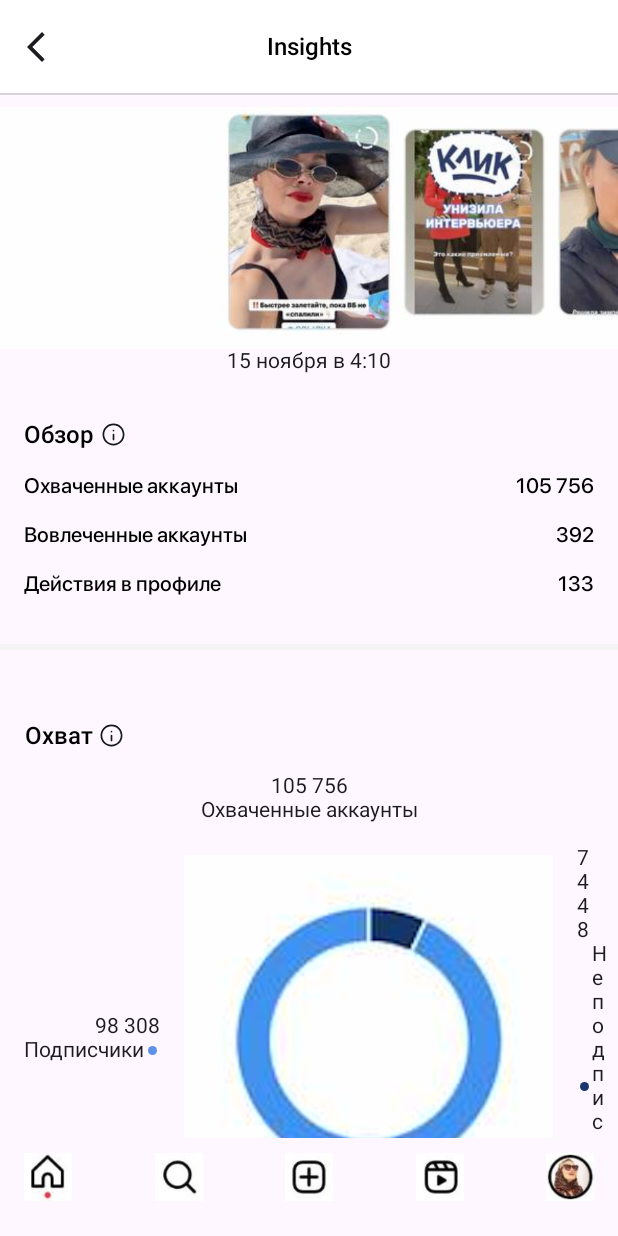
After one commit to segaman21/NewInsta, an Android app built with Jetpack Compose: the composable StatsScreen shown on its own in the app's theme, on a phone screen of 412 x 824 dp. The commit adds this screen. Run offline under Robolectric (Android 15) with nearby library versions, the phone set to English and light mode, and no system bars.

Commit message:
stats screen

```diff
--- a/app/src/main/java/com/example/myapplication/ContentActivity.kt
+++ b/app/src/main/java/com/example/myapplication/ContentActivity.kt
@@ -19,7 +19,6 @@ import androidx.compose.foundation.lazy.grid.GridCells
 import androidx.compose.foundation.lazy.grid.GridItemSpan
 import androidx.compose.foundation.lazy.grid.LazyVerticalGrid
 import androidx.compose.foundation.shape.RoundedCornerShape
-import androidx.compose.material3.MaterialTheme
 import androidx.compose.material3.Surface
 import androidx.compose.material3.Text
 import androidx.compose.runtime.Composable
--- a/app/src/main/java/com/example/myapplication/SettingsScreenViews.kt
+++ b/app/src/main/java/com/example/myapplication/SettingsScreenViews.kt
@@ -1,5 +1,6 @@
 package com.example.myapplication
 
+import androidx.annotation.DrawableRes
 import androidx.compose.foundation.Image
 import androidx.compose.foundation.background
 import androidx.compose.foundation.clickable
@@ -35,6 +36,7 @@ internal fun MainToolbar(
     onBackArrowClick: (() -> Unit)? = null,
     onqwe: (() -> Unit)? = null,
     image: Painter? = null,
+    @DrawableRes backButtonRes: Int = R.drawable.ic_arrow_left
 ) {
     Row(
         modifier = modifier
@@ -51,7 +53,7 @@ internal fun MainToolbar(
                     modifier = Modifier
                 ) {
                     Icon(
-                        painter = painterResource(id = R.drawable.ic_arrow_left),
+                        painter = painterResource(id = backButtonRes),
                         contentDescription = null
                     )
                 }
--- /dev/null
+++ b/app/src/main/java/com/example/myapplication/StatsScreen.kt
@@ -0,0 +1,292 @@
+package com.example.myapplication
+
+import androidx.annotation.DrawableRes
+import androidx.compose.foundation.Image
+import androidx.compose.foundation.background
+import androidx.compose.foundation.layout.Arrangement
+import androidx.compose.foundation.layout.Box
+import androidx.compose.foundation.layout.Column
+import androidx.compose.foundation.layout.PaddingValues
+import androidx.compose.foundation.layout.Row
+import androidx.compose.foundation.layout.Spacer
+import androidx.compose.foundation.layout.fillMaxSize
+import androidx.compose.foundation.layout.fillMaxWidth
+import androidx.compose.foundation.layout.height
+import androidx.compose.foundation.layout.padding
+import androidx.compose.foundation.layout.size
+import androidx.compose.foundation.rememberScrollState
+import androidx.compose.foundation.shape.CircleShape
+import androidx.compose.foundation.verticalScroll
+import androidx.compose.material3.Scaffold
+import androidx.compose.material3.Surface
+import androidx.compose.material3.Text
+import androidx.compose.runtime.Composable
+import androidx.compose.ui.Alignment
+import androidx.compose.ui.Alignment.Companion.CenterHorizontally
+import androidx.compose.ui.Alignment.Companion.CenterVertically
+import androidx.compose.ui.Modifier
+import androidx.compose.ui.draw.clip
+import androidx.compose.ui.graphics.Color
+import androidx.compose.ui.layout.ContentScale
+import androidx.compose.ui.res.painterResource
+import androidx.compose.ui.text.TextStyle
+import androidx.compose.ui.text.font.FontWeight
+import androidx.compose.ui.text.style.TextAlign
+import androidx.compose.ui.tooling.preview.Preview
+import androidx.compose.ui.unit.Dp
+import androidx.compose.ui.unit.dp
+import androidx.compose.ui.unit.sp
+import androidx.navigation.NavController
+import com.example.myapplication.ui.theme.FitnessTheme
+import com.example.myapplication.ui.theme.MyColors
+
+@Composable
+fun StatsScreen(navController: NavController? = null) {
+    FitnessTheme {
+        // A surface container using the 'background' color from the theme
+        Surface(
+            modifier = Modifier.fillMaxSize(),
+            color = MyColors.Surface
+        ) {
+            Scaffold(
+                topBar = {
+                    Box(Modifier.fillMaxWidth()) {
+                        MainToolbar(
+                            title = "",
+                            backButtonRes = R.drawable.ic_back,
+                            onBackArrowClick = { navController?.popBackStack() }
+                        )
+                        Text(
+                            text = "Insights",
+                            modifier = Modifier.align(Alignment.Center),
+                            textAlign = TextAlign.Center,
+                            style = FitnessTheme.textStyles.title.copy(
+                                fontSize = 16.sp,
+                                fontWeight = FontWeight.W500
+                            )
+                        )
+                    }
+                },
+                content = { Content(it) },
+                bottomBar = { BottomBar() }
+            )
+        }
+    }
+}
+
+@Composable
+private fun Content(paddingValues: PaddingValues) {
+    Column(
+        Modifier
+            .padding(paddingValues)
+            .fillMaxWidth()
+            .verticalScroll(rememberScrollState())
+    ) {
+        Separator()
+        Image(
+            contentScale = ContentScale.FillWidth,
+            modifier = Modifier
+                .fillMaxWidth()
+                .padding(top = 8.dp),
+            painter = painterResource(id = R.drawable.preview),
+            contentDescription = null
+        )
+        Text(
+            modifier = Modifier.align(CenterHorizontally),
+            text = "15 ноября в 4:10"
+        )
+        Column {
+            Column(Modifier.padding(16.dp)) {
+                InfoText("Обзор")
+                Column(
+                    Modifier.fillMaxWidth(),
+                    verticalArrangement = Arrangement.spacedBy(16.dp)
+                ) {
+                    TextKeyValueRow(textKey = "Охваченные аккаунты", textValue = "105 756")
+                    TextKeyValueRow(textKey = "Вовлеченные аккаунты", textValue = "392")
+                    TextKeyValueRow(textKey = "Действия в профиле", textValue = "133")
+                }
+            }
+
+            Spacer(modifier = Modifier.size(16.dp))
+            Separator(4.dp, Color(0xFFF5F5F5))
+            Spacer(modifier = Modifier.size(16.dp))
+            Column(
+                Modifier
+                    .padding(16.dp)
+                    .fillMaxWidth()
+            ) {
+                InfoText("Охват")
+                Column(
+                    Modifier.fillMaxWidth(),
+                    horizontalAlignment = CenterHorizontally
+                ) {
+                    Text(text = "105 756")
+                    Text(text = "Охваченные аккаунты")
+                    StatGraph(
+                        subscribers = "98 308",
+                        notSubscribers = "7 448",
+                        graphImage = R.drawable.gr_1
+                    )
+                }
+                Spacer(modifier = Modifier.size(8.dp))
+                Separator(color = Color(0xFFF5F5F5))
+                TextKeyValueRow(
+                    modifier = Modifier.padding(vertical = 16.dp),
+                    textKey = "Показы",
+                    textValue = "105 756",
+                    textStyle = FitnessTheme.textStyles.body1
+                )
+            }
+            Separator(size = 4.dp, color = Color(0xFFF5F5F5))
+            Column(
+                Modifier
+                    .padding(horizontal = 16.dp)
+                    .fillMaxWidth()
+            ) {
+                InfoText(text = "Вовлеченность")
+                Column(
+                    Modifier.fillMaxWidth(),
+                    horizontalAlignment = CenterHorizontally
+                ) {
+                    Text(text = "392")
+                    Text(text = "Вовлеченные аккаунты")
+                    StatGraph(
+                        subscribers = "385",
+                        notSubscribers = "7",
+                        graphImage = R.drawable.gr_2
+                    )
+                }
+
+                Separator(color = Color(0xFFF5F5F5))
+                TextKeyValueRow(
+                    modifier = Modifier.padding(vertical = 16.dp),
+                    textKey = "Взаимодействия с историей",
+                    textValue = "427",
+                    textStyle = FitnessTheme.textStyles.body1
+                )
+                Column(
+                    verticalArrangement = Arrangement.spacedBy(16.dp)
+                ) {
+                    TextKeyValueRow(textKey = "Отметки \"Нравится\"", textValue = "273")
+                    TextKeyValueRow(textKey = "Ответы", textValue = "105")
+                    TextKeyValueRow(textKey = "Репосты", textValue = "49")
+                    Separator(color = Color(0xFFF5F5F5))
+                    TextKeyValueRow(textKey = "Клики по ссылкам", textValue = "14 000")
+                    Separator(color = Color(0xFFF5F5F5))
+                    TextKeyValueRow(
+                        modifier = Modifier.padding(vertical = 16.dp),
+                        textKey = "Навигация",
+                        textValue = "427",
+                        textStyle = FitnessTheme.textStyles.body1
+                    )
+                    TextKeyValueRow(textKey = "Вперед", textValue = "97 153")
+                    TextKeyValueRow(textKey = "Выходы", textValue = "8 470")
+                    TextKeyValueRow(textKey = "Назад", textValue = "5 740")
+                    TextKeyValueRow(textKey = "Следующая история", textValue = "3 213")
+                    Spacer(modifier = Modifier.size(8.dp))
+                }
+            }
+            Separator(4.dp, Color(0xFFF5F5F5))
+            Spacer(modifier = Modifier.size(4.dp))
+        }
+    }
+}
+
+@Composable
+private fun StatGraph(
+    subscribers: String,
+    notSubscribers: String,
+    @DrawableRes graphImage: Int
+) {
+    Row(
+        Modifier.padding(vertical = 16.dp),
+        verticalAlignment = CenterVertically
+    ) {
+        Column(horizontalAlignment = Alignment.End) {
+            Text(text = subscribers)
+            Row {
+                Text(text = "Подписчики")
+                Box(
+                    Modifier
+                        .padding(horizontal = 2.dp)
+                        .size(6.dp)
+                        .align(CenterVertically)
+                        .clip(CircleShape)
+                        .background(color = Color(0xFF5D91EA))
+                )
+            }
+        }
+        Image(
+            modifier = Modifier.padding(horizontal = 16.dp),
+            painter = painterResource(id = graphImage),
+            contentDescription = null
+        )
+        Column(horizontalAlignment = Alignment.Start) {
+            Text(text = notSubscribers)
+            Row {
+                Box(
+                    Modifier
+                        .padding(horizontal = 2.dp)
+                        .size(6.dp)
+                        .align(CenterVertically)
+                        .clip(CircleShape)
+                        .background(color = Color(0xFF1A366C))
+                )
+                Text(text = "Неподписчики")
+            }
+        }
+    }
+}
+
+@Composable
+private fun TextKeyValueRow(
+    modifier: Modifier = Modifier,
+    textKey: String,
+    textValue: String,
+    textStyle: TextStyle = FitnessTheme.textStyles.body
+) {
+    Row(
+        modifier.fillMaxWidth(),
+        horizontalArrangement = Arrangement.SpaceBetween
+    ) {
+        Text(text = textKey, style = textStyle)
+        Text(text = textValue, style = textStyle)
+    }
+}
+
+@Composable
+private fun InfoText(text: String) {
+    Row(Modifier.padding(vertical = 16.dp)) {
+        Text(
+            text = text,
+            textAlign = TextAlign.Center,
+            style = FitnessTheme.textStyles.title.copy(
+                fontSize = 16.sp,
+                fontWeight = FontWeight.W500
+            )
+        )
+        Spacer(modifier = Modifier.size(4.dp))
+        Image(
+            modifier = Modifier.size(18.dp),
+            painter = painterResource(id = R.drawable.ic_info),
+            contentDescription = null
+        )
+    }
+}
+
+@Composable
+private fun Separator(size: Dp = 1.dp, color: Color = Color(0xFFD3D3D3)) {
+    Box(
+        modifier = Modifier
+            .background(color)
+            .height(size)
+            .fillMaxWidth()
+    )
+}
+
+@Preview
+@Composable
+fun StatsPreview() {
+    StatsScreen()
+}
--- /dev/null
+++ b/app/src/main/res/drawable/ic_back.xml
@@ -0,0 +1,9 @@
+<vector xmlns:android="http://schemas.android.com/apk/res/android"
+    android:width="24dp"
+    android:height="24dp"
+    android:viewportWidth="960"
+    android:viewportHeight="960">
+  <path
+      android:fillColor="#FF000000"
+      android:pathData="M640,880 L240,480l400,-400 71,71 -329,329 329,329 -71,71Z"/>
+</vector>
```
Also changed, not shown: app/src/main/res/drawable/gr_1.png (added), app/src/main/res/drawable/gr_2.png (added), app/src/main/res/drawable/preview.png (added).
